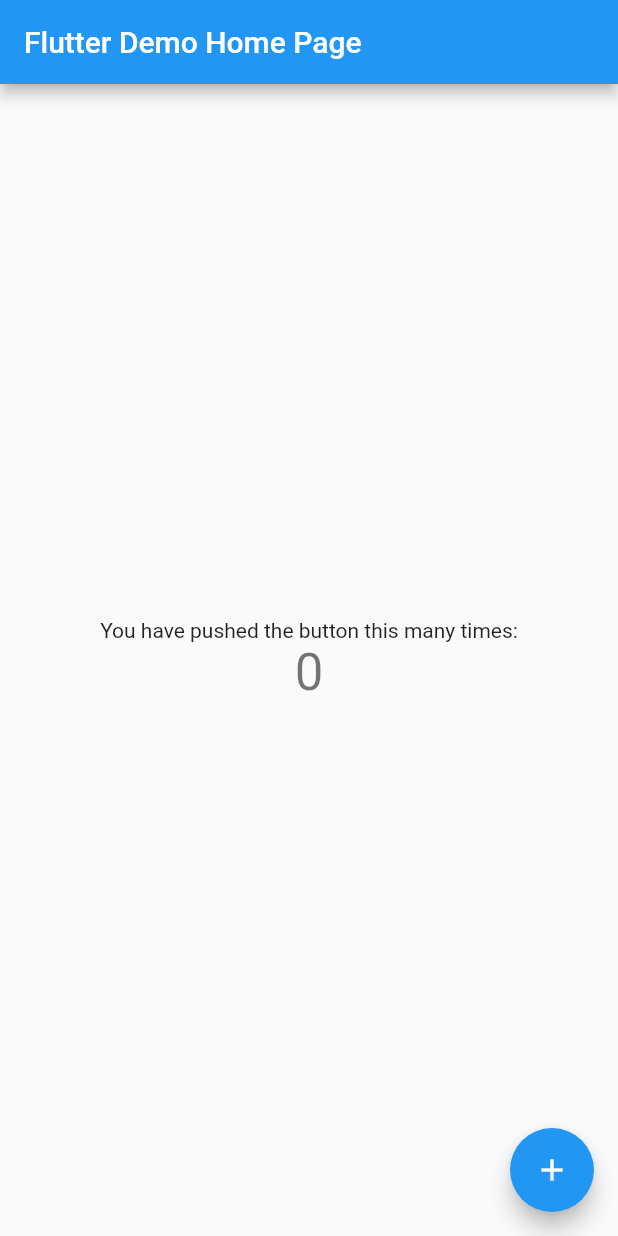
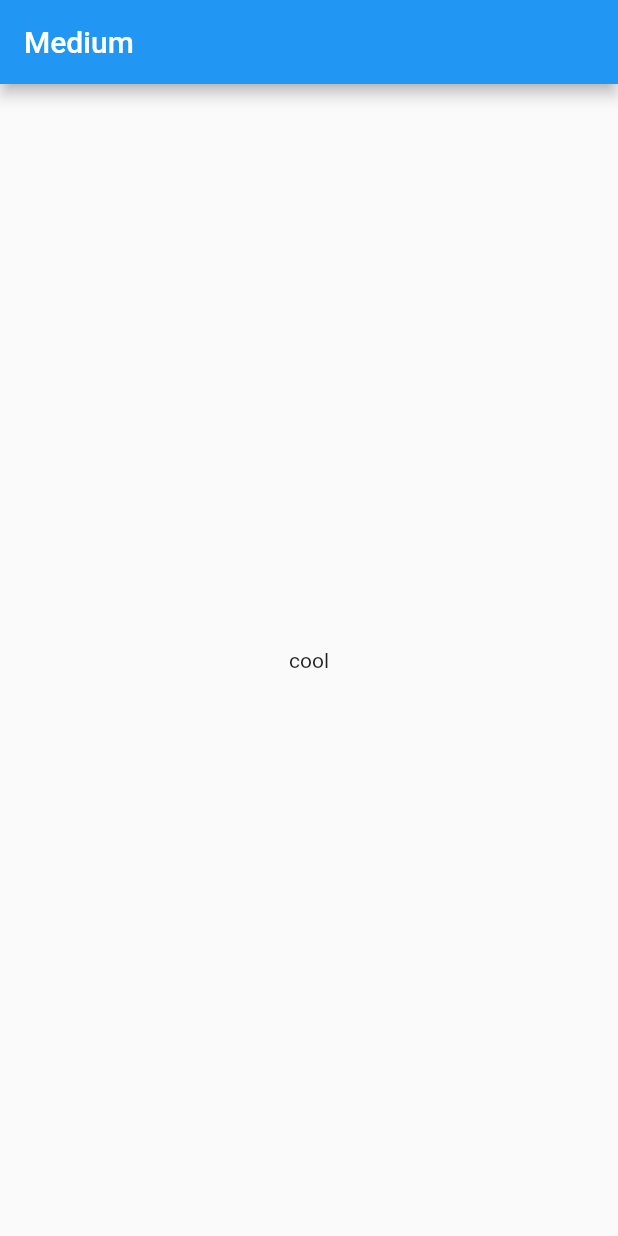
Before and after one commit to gaiyadev/Medium_clone_ui, a Flutter app: the screen it shows after launch, on a phone screen of 412 x 824 dp. Run offline on Flutter 3.47's test engine with Material 2 defaults, Android fonts, the phone set to English and light mode, and no system bars.

Commit message:
Add: Folder structures and startup files

```diff
--- a/lib/main.dart
+++ b/lib/main.dart
@@ -1,117 +1,19 @@
 import 'package:flutter/material.dart';
+import 'package:medium_app/screens/home_screen.dart';
 
 void main() {
   runApp(MyApp());
 }
 
 class MyApp extends StatelessWidget {
-  // This widget is the root of your application.
   @override
   Widget build(BuildContext context) {
     return MaterialApp(
-      title: 'Flutter Demo',
+      title: 'Medium',
       theme: ThemeData(
-        // This is the theme of your application.
-        //
-        // Try running your application with "flutter run". You'll see the
-        // application has a blue toolbar. Then, without quitting the app, try
-        // changing the primarySwatch below to Colors.green and then invoke
-        // "hot reload" (press "r" in the console where you ran "flutter run",
-        // or simply save your changes to "hot reload" in a Flutter IDE).
-        // Notice that the counter didn't reset back to zero; the application
-        // is not restarted.
         primarySwatch: Colors.blue,
-        // This makes the visual density adapt to the platform that you run
-        // the app on. For desktop platforms, the controls will be smaller and
-        // closer together (more dense) than on mobile platforms.
-        visualDensity: VisualDensity.adaptivePlatformDensity,
       ),
-      home: MyHomePage(title: 'Flutter Demo Home Page'),
+      home: MyHomePage(),
     );
   }
 }
-
-class MyHomePage extends StatefulWidget {
-  MyHomePage({Key key, this.title}) : super(key: key);
-
-  // This widget is the home page of your application. It is stateful, meaning
-  // that it has a State object (defined below) that contains fields that affect
-  // how it looks.
-
-  // This class is the configuration for the state. It holds the values (in this
-  // case the title) provided by the parent (in this case the App widget) and
-  // used by the build method of the State. Fields in a Widget subclass are
-  // always marked "final".
-
-  final String title;
-
-  @override
-  _MyHomePageState createState() => _MyHomePageState();
-}
-
-class _MyHomePageState extends State<MyHomePage> {
-  int _counter = 0;
-
-  void _incrementCounter() {
-    setState(() {
-      // This call to setState tells the Flutter framework that something has
-      // changed in this State, which causes it to rerun the build method below
-      // so that the display can reflect the updated values. If we changed
-      // _counter without calling setState(), then the build method would not be
-      // called again, and so nothing would appear to happen.
-      _counter++;
-    });
-  }
-
-  @override
-  Widget build(BuildContext context) {
-    // This method is rerun every time setState is called, for instance as done
-    // by the _incrementCounter method above.
-    //
-    // The Flutter framework has been optimized to make rerunning build methods
-    // fast, so that you can just rebuild anything that needs updating rather
-    // than having to individually change instances of widgets.
-    return Scaffold(
-      appBar: AppBar(
-        // Here we take the value from the MyHomePage object that was created by
-        // the App.build method, and use it to set our appbar title.
-        title: Text(widget.title),
-      ),
-      body: Center(
-        // Center is a layout widget. It takes a single child and positions it
-        // in the middle of the parent.
-        child: Column(
-          // Column is also a layout widget. It takes a list of children and
-          // arranges them vertically. By default, it sizes itself to fit its
-          // children horizontally, and tries to be as tall as its parent.
-          //
-          // Invoke "debug painting" (press "p" in the console, choose the
-          // "Toggle Debug Paint" action from the Flutter Inspector in Android
-          // Studio, or the "Toggle Debug Paint" command in Visual Studio Code)
-          // to see the wireframe for each widget.
-          //
-          // Column has various properties to control how it sizes itself and
-          // how it positions its children. Here we use mainAxisAlignment to
-          // center the children vertically; the main axis here is the vertical
-          // axis because Columns are vertical (the cross axis would be
-          // horizontal).
-          mainAxisAlignment: MainAxisAlignment.center,
-          children: <Widget>[
-            Text(
-              'You have pushed the button this many times:',
-            ),
-            Text(
-              '$_counter',
-              style: Theme.of(context).textTheme.headline4,
-            ),
-          ],
-        ),
-      ),
-      floatingActionButton: FloatingActionButton(
-        onPressed: _incrementCounter,
-        tooltip: 'Increment',
-        child: Icon(Icons.add),
-      ), // This trailing comma makes auto-formatting nicer for build methods.
-    );
-  }
-}
--- /dev/null
+++ b/lib/screens/home_screen.dart
@@ -0,0 +1,15 @@
+import 'package:flutter/material.dart';
+
+class MyHomePage extends StatelessWidget {
+  @override
+  Widget build(BuildContext context) {
+    return Scaffold(
+      appBar: AppBar(
+        title: Text('Medium'),
+      ),
+      body: Center(
+        child: Text('cool'),
+      ),
+    );
+  }
+}
```
Also changed, not shown: lib/utils/constants.dart (added).
